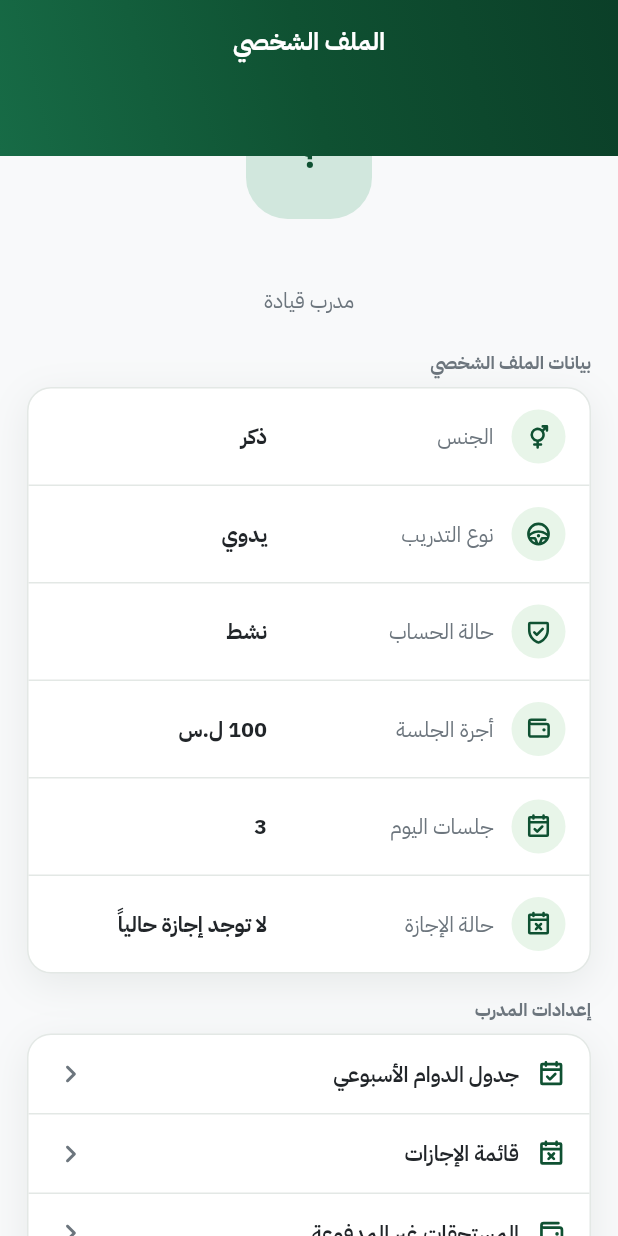
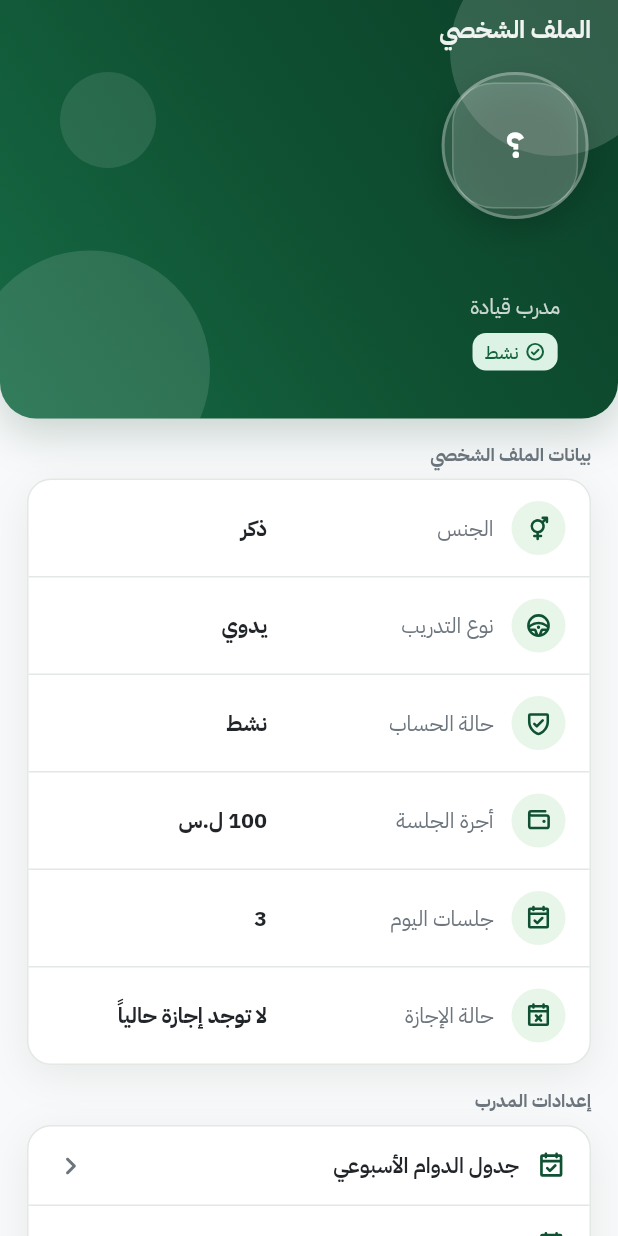
Before and after one commit to Nawar-Altibi/Qeyadah-Driving-School-Application, a Flutter app: the InstructorProfileBody widget shown alone on an empty page, opened directly, on a phone screen of 412 x 824 dp. Run offline on Flutter 3.47's test engine with Material 3 defaults, Android fonts, the phone set to English and light mode, and no system bars; drawn by our look-alikes of pull_to_refresh; our stand-ins replace bloc, bot_toast, cached_network_image, carousel_slider, cookie_jar, device_info_plus and 24 more; missing offline and left inert: dio_cache_interceptor, mutex, talker_bloc_logger, typed_form_fields; accounts and stored records are empty; network calls fail; statements that could not run were skipped.

Commit message:
feat(instructor): redesign profile header with elevated identity card
Merge the title band and identity into one rounded emerald header with
decorative depth, a glowing avatar ring, and an account-status badge.

Co-authored-by: Cursor <cursoragent@cursor.com>

```diff
--- a/lib/src/features/instructor_profile/presentation/widgets/instructor_profile_body.dart
+++ b/lib/src/features/instructor_profile/presentation/widgets/instructor_profile_body.dart
@@ -6,6 +6,7 @@ import 'package:qeyadah_mobile_app/src/core/theme/app_color_schemes.dart';
 import 'package:qeyadah_mobile_app/src/core/theme/tokens/app_design_tokens.dart';
 import 'package:qeyadah_mobile_app/src/core/ui/app_calendar_strip.dart';
 import 'package:qeyadah_mobile_app/src/core/ui/app_card.dart';
+import 'package:qeyadah_mobile_app/src/core/ui/app_status_badge.dart';
 import 'package:qeyadah_mobile_app/src/core/ui/responsive/app_breakpoints.dart';
 import 'package:qeyadah_mobile_app/src/features/auth/presentation/cubit/auth_session_cubit.dart';
 import 'package:qeyadah_mobile_app/src/features/instructor_schedule/domain/entities/instructor_entities.dart';
@@ -67,73 +68,37 @@ class InstructorProfileBody extends StatelessWidget {
       ),
     ];
 
+    final isActive = profile.accountStatus.toUpperCase() == 'ACTIVE';
+
     return CustomScrollView(
       slivers: [
         SliverToBoxAdapter(
-          child: Container(
-            decoration: const BoxDecoration(gradient: AppGradients.heroEmerald),
-            padding: const EdgeInsets.fromLTRB(
-              AppDesignTokens.screenHorizontalPadding,
-              AppDesignTokens.spacingMd,
-              AppDesignTokens.screenHorizontalPadding,
-              64,
-            ),
-            alignment: Alignment.topCenter,
-            child: Text(
-              l10n.instructorProfileTitle,
-              style: Theme.of(context).textTheme.titleMedium?.copyWith(
-                color: AppColors.white,
-                fontWeight: FontWeight.w700,
-              ),
-            ),
+          child: _InstructorProfileHeader(
+            title: l10n.instructorProfileTitle,
+            name: profile.name,
+            roleLabel: l10n.instructorRoleLabel,
+            statusLabel: isActive
+                ? l10n.instructorProfileStatusActive
+                : profile.accountStatus,
+            isActive: isActive,
           ),
         ),
         SliverToBoxAdapter(
-          child: Transform.translate(
-            offset: const Offset(0, -42),
           child: ResponsiveShell(
             child: Padding(
               padding: const EdgeInsets.fromLTRB(
                 AppDesignTokens.screenHorizontalPadding,
-                  0,
+                AppDesignTokens.spacingMd,
                 AppDesignTokens.screenHorizontalPadding,
                 AppDesignTokens.bottomNavHeight + AppDesignTokens.spacing2xl,
               ),
               child: Column(
                 children: [
-                    DecoratedBox(
-                      decoration: BoxDecoration(
-                        shape: BoxShape.circle,
-                        border: Border.all(
-                          color: AppColors.appCanvas,
-                          width: 4,
-                        ),
-                      ),
-                      child: InstructorAvatar(
-                        initials: InstructorFormatters.initials(profile.name),
-                        size: 84,
-                      ),
-                    ),
-                    const SizedBox(height: AppDesignTokens.spacing),
-                    Text(
-                      profile.name,
-                      textAlign: TextAlign.center,
-                      style: Theme.of(context).textTheme.headlineSmall
-                          ?.copyWith(fontWeight: FontWeight.w800),
-                    ),
-                    Text(
-                      l10n.instructorRoleLabel,
-                      style: Theme.of(
-                        context,
-                      ).textTheme.bodyMedium?.copyWith(color: AppColors.muted),
-                    ),
-                    const SizedBox(height: AppDesignTokens.spacingLg),
                   Align(
                     alignment: AlignmentDirectional.centerStart,
                     child: Text(
                       l10n.instructorProfileData,
-                        style: Theme.of(context).textTheme.labelMedium
-                            ?.copyWith(
+                      style: Theme.of(context).textTheme.labelMedium?.copyWith(
                         color: AppColors.muted,
                         fontWeight: FontWeight.w800,
                       ),
@@ -161,8 +126,7 @@ class InstructorProfileBody extends StatelessWidget {
                     alignment: AlignmentDirectional.centerStart,
                     child: Text(
                       l10n.instructorProfileSettings,
-                        style: Theme.of(context).textTheme.labelMedium
-                            ?.copyWith(
+                      style: Theme.of(context).textTheme.labelMedium?.copyWith(
                         color: AppColors.muted,
                         fontWeight: FontWeight.w800,
                       ),
@@ -214,8 +178,7 @@ class InstructorProfileBody extends StatelessWidget {
                           danger: true,
                           showChevron: false,
                           onTap: interactive
-                                ? () =>
-                                      context.read<AuthSessionCubit>().logout()
+                              ? () => context.read<AuthSessionCubit>().logout()
                               : null,
                         ),
                       ],
@@ -226,8 +189,161 @@ class InstructorProfileBody extends StatelessWidget {
             ),
           ),
         ),
+      ],
+    );
+  }
+}
+
+class _InstructorProfileHeader extends StatelessWidget {
+  const _InstructorProfileHeader({
+    required this.title,
+    required this.name,
+    required this.roleLabel,
+    required this.statusLabel,
+    required this.isActive,
+  });
+
+  final String title;
+  final String name;
+  final String roleLabel;
+  final String statusLabel;
+  final bool isActive;
+
+  @override
+  Widget build(BuildContext context) {
+    return Container(
+      width: double.infinity,
+      decoration: const BoxDecoration(
+        gradient: AppGradients.heroEmerald,
+        borderRadius: BorderRadius.vertical(
+          bottom: Radius.circular(AppDesignTokens.radiusXl),
+        ),
+        boxShadow: [
+          BoxShadow(
+            color: Color(0x330B3F28),
+            blurRadius: 24,
+            offset: Offset(0, 10),
           ),
         ],
+      ),
+      child: ClipRRect(
+        borderRadius: const BorderRadius.vertical(
+          bottom: Radius.circular(AppDesignTokens.radiusXl),
+        ),
+        child: Stack(
+          children: [
+            const Positioned(
+              top: -36,
+              right: -28,
+              child: _HeaderGlow(size: 140, opacity: 0.16),
+            ),
+            const Positioned(
+              bottom: -48,
+              left: -20,
+              child: _HeaderGlow(size: 160, opacity: 0.12),
+            ),
+            const Positioned(
+              top: 48,
+              left: 40,
+              child: _HeaderGlow(size: 64, opacity: 0.1),
+            ),
+            SafeArea(
+              bottom: false,
+              child: Padding(
+                padding: const EdgeInsets.fromLTRB(
+                  AppDesignTokens.screenHorizontalPadding,
+                  AppDesignTokens.spacingSm,
+                  AppDesignTokens.screenHorizontalPadding,
+                  AppDesignTokens.spacingXl,
+                ),
+                child: Column(
+                  children: [
+                    Text(
+                      title,
+                      style: Theme.of(context).textTheme.titleMedium?.copyWith(
+                        color: AppColors.white.withValues(alpha: 0.92),
+                        fontWeight: FontWeight.w700,
+                      ),
+                    ),
+                    const SizedBox(height: AppDesignTokens.spacingMd),
+                    Container(
+                      padding: const EdgeInsets.all(5),
+                      decoration: BoxDecoration(
+                        shape: BoxShape.circle,
+                        color: AppColors.white.withValues(alpha: 0.14),
+                        border: Border.all(
+                          color: AppColors.white.withValues(alpha: 0.28),
+                          width: 2,
+                        ),
+                        boxShadow: [
+                          BoxShadow(
+                            color: Colors.black.withValues(alpha: 0.18),
+                            blurRadius: 18,
+                            offset: const Offset(0, 8),
+                          ),
+                        ],
+                      ),
+                      child: InstructorAvatar(
+                        initials: InstructorFormatters.initials(name),
+                        size: 84,
+                        tone: InstructorAvatarTone.light,
+                      ),
+                    ),
+                    const SizedBox(height: AppDesignTokens.spacing),
+                    Text(
+                      name,
+                      textAlign: TextAlign.center,
+                      style: Theme.of(context).textTheme.headlineSmall
+                          ?.copyWith(
+                            color: AppColors.white,
+                            fontWeight: FontWeight.w800,
+                          ),
+                    ),
+                    const SizedBox(height: 4),
+                    Text(
+                      roleLabel,
+                      style: Theme.of(context).textTheme.bodyMedium?.copyWith(
+                        color: AppColors.white.withValues(alpha: 0.78),
+                      ),
+                    ),
+                    const SizedBox(height: AppDesignTokens.spacingSm),
+                    AppStatusBadge(
+                      label: statusLabel,
+                      tone: isActive
+                          ? AppBadgeTone.success
+                          : AppBadgeTone.neutral,
+                      icon: isActive
+                          ? PhosphorIconsBold.checkCircle
+                          : PhosphorIconsBold.info,
+                    ),
+                  ],
+                ),
+              ),
+            ),
+          ],
+        ),
+      ),
+    );
+  }
+}
+
+class _HeaderGlow extends StatelessWidget {
+  const _HeaderGlow({required this.size, required this.opacity});
+
+  final double size;
+  final double opacity;
+
+  @override
+  Widget build(BuildContext context) {
+    return IgnorePointer(
+      child: Container(
+        width: size,
+        height: size,
+        decoration: BoxDecoration(
+          shape: BoxShape.circle,
+          color: AppColors.white.withValues(alpha: opacity),
+        ),
+      ),
     );
   }
 }
```
Lines whose indentation alone changed are shown as unchanged.
